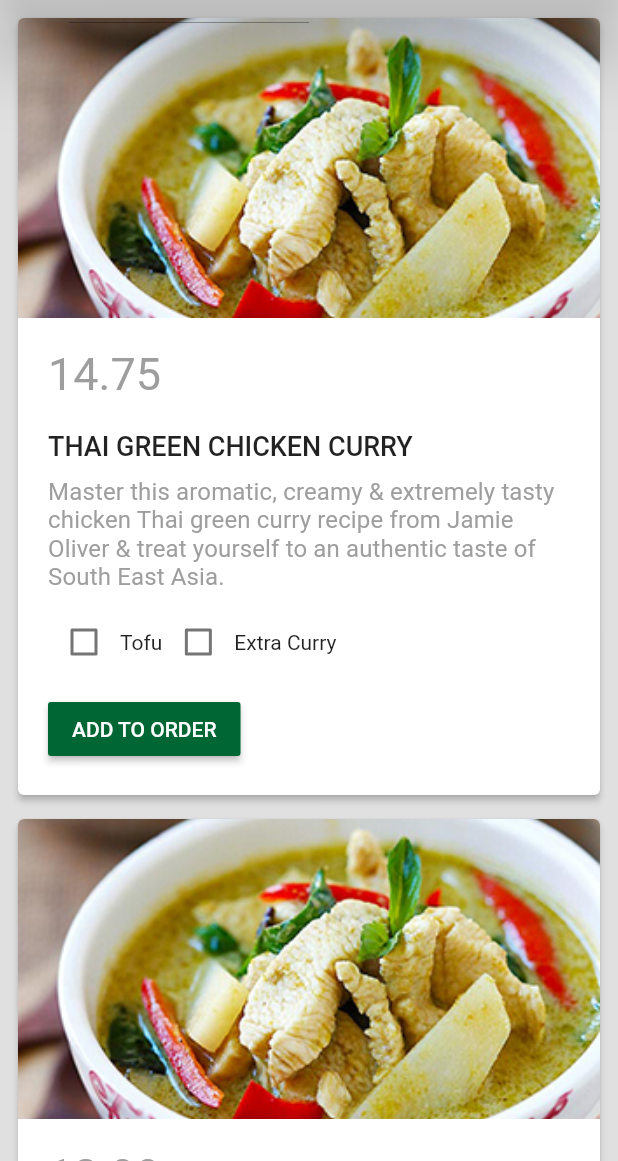
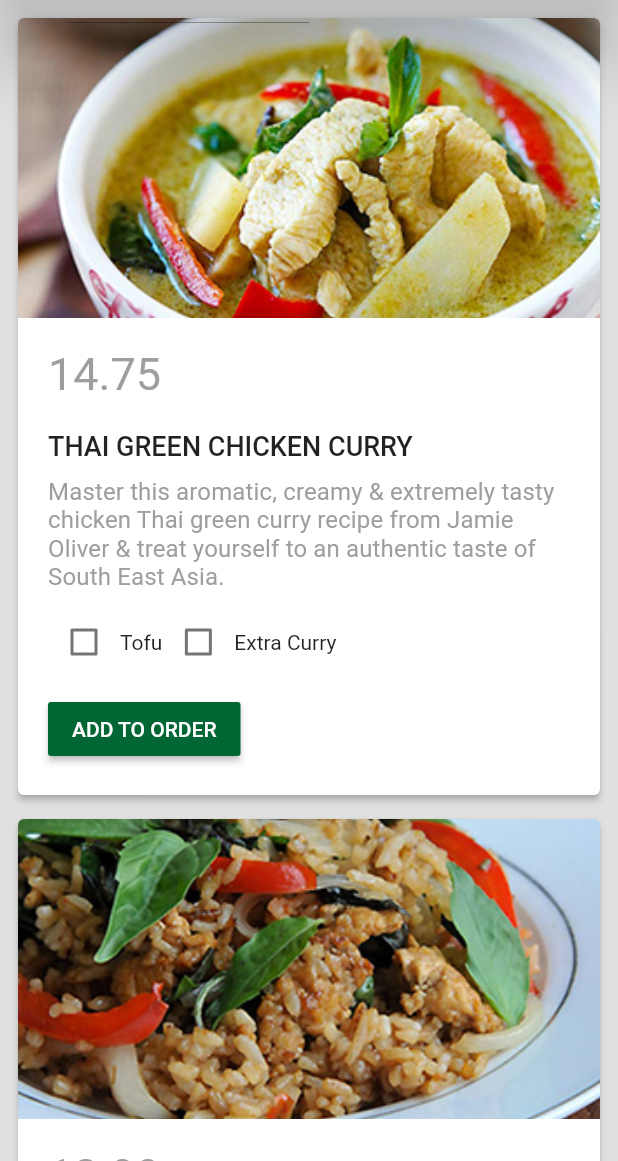
Before and after one commit to devonfw-forge/devonfw4flutter-mts-app, a Flutter app: the Menu screen opened by its route, on a phone screen of 412 x 824 dp, the part 75-1236 px from its top. Run offline on Flutter 3.47's test engine with Material 2 defaults, Android fonts, the light colour scheme and no system bars; our stand-ins replace datetime_picker_formfield.

Commit message:
mock data

```diff
--- a/lib/ui/pages/menu/menu.dart
+++ b/lib/ui/pages/menu/menu.dart
@@ -16,11 +16,15 @@ class Menu extends StatelessWidget {
         extras: ["Tofu", "Extra Curry",]),
     Dish(
         name: "THAI SPICY BASIL FRIED RICE",
-        description: "Master this aromatic, creamy & extremely tasty" +
-            " chicken Thai green curry recipe from Jamie Oliver & treat" +
-            " yourself to an authentic taste of South East Asia.",
+        description: "This is a staple of Thai cooking. "+
+        "Adjust the spices to your own tastes for a really "+
+        "great use for leftover rice!! I get the basil from a "+
+        "local Asian market. It has a different flavor than "+
+        "that of regular basil and makes all the difference "+
+        "in this recipe. It is fast and fairly easy to make, "+
+        "but requires constant stirring",
         price: 12.99,
-        imageLocation: "assets/images/green-curry.jpg",
+        imageLocation: "assets/images/basil-fried.jpg",
         extras: ["Tofu", "Extra Curry"]),
   ];
 
```
